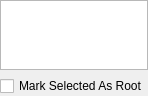
This is Modules/Loadable/InteractiveTubesToTree/Resources/UI/qSlicerInteractiveTubesToTreeTableWidget.ui in KitwareMedical/Deprecated-VesselView as Qt 5 draws it before an edit. The edited form follows.
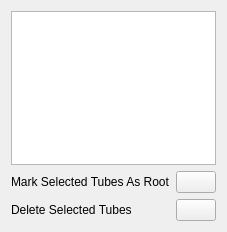
This is the edited form.

Commit message: ENH: Added methods to sync vessel selection in 3D and vessel table.

What changed in the file:
```diff
--- a/Modules/Loadable/InteractiveTubesToTree/Resources/UI/qSlicerInteractiveTubesToTreeTableWidget.ui
+++ b/Modules/Loadable/InteractiveTubesToTree/Resources/UI/qSlicerInteractiveTubesToTreeTableWidget.ui
@@ -6,35 +6,74 @@
    <rect>
     <x>0</x>
     <y>0</y>
-    <width>103</width>
-    <height>71</height>
+    <width>203</width>
+    <height>232</height>
    </rect>
   </property>
   <property name="windowTitle">
    <string/>
   </property>
   <layout class="QVBoxLayout" name="verticalLayout">
-   <property name="leftMargin">
-    <number>0</number>
-   </property>
-   <property name="topMargin">
-    <number>0</number>
-   </property>
-   <property name="rightMargin">
-    <number>0</number>
-   </property>
-   <property name="bottomMargin">
-    <number>0</number>
-   </property>
    <item>
     <widget class="QTableWidget" name="TableWidget"/>
    </item>
    <item>
-    <widget class="QCheckBox" name="MarkSelectedAsRootCheckBox">
-     <property name="text">
-      <string>Mark Selected As Root</string>
-     </property>
-    </widget>
+    <layout class="QGridLayout" name="gridLayout">
+     <item row="0" column="2">
+      <widget class="QPushButton" name="MarkSelectedAsRootPushButton">
+       <property name="text">
+        <string/>
+       </property>
+      </widget>
+     </item>
+     <item row="1" column="2">
+      <widget class="QPushButton" name="DeleteSelectedPushButton">
+       <property name="text">
+        <string/>
+       </property>
+      </widget>
+     </item>
+     <item row="1" column="1">
+      <spacer name="horizontalSpacer_2">
+       <property name="orientation">
+        <enum>Qt::Horizontal</enum>
+       </property>
+       <property name="sizeHint" stdset="0">
+        <size>
+         <width>40</width>
+         <height>20</height>
+        </size>
+       </property>
+      </spacer>
+     </item>
+     <item row="0" column="1">
+      <spacer name="horizontalSpacer">
+       <property name="orientation">
+        <enum>Qt::Horizontal</enum>
+       </property>
+       <property name="sizeHint" stdset="0">
+        <size>
+         <width>40</width>
+         <height>20</height>
+        </size>
+       </property>
+      </spacer>
+     </item>
+     <item row="0" column="0">
+      <widget class="QLabel" name="MarkSelectedLabel">
+       <property name="text">
+        <string>Mark Selected Tubes As Root</string>
+       </property>
+      </widget>
+     </item>
+     <item row="1" column="0">
+      <widget class="QLabel" name="DeleteSelectedLabel">
+       <property name="text">
+        <string>Delete Selected Tubes</string>
+       </property>
+      </widget>
+     </item>
+    </layout>
    </item>
   </layout>
  </widget>
```
The commit also changes 7 other files.
